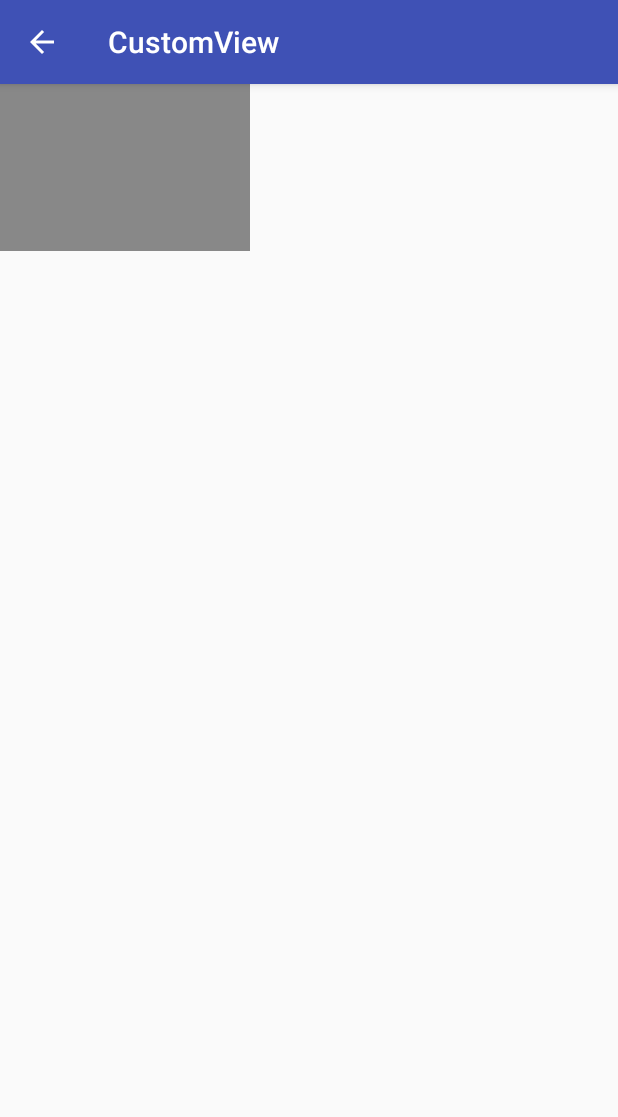
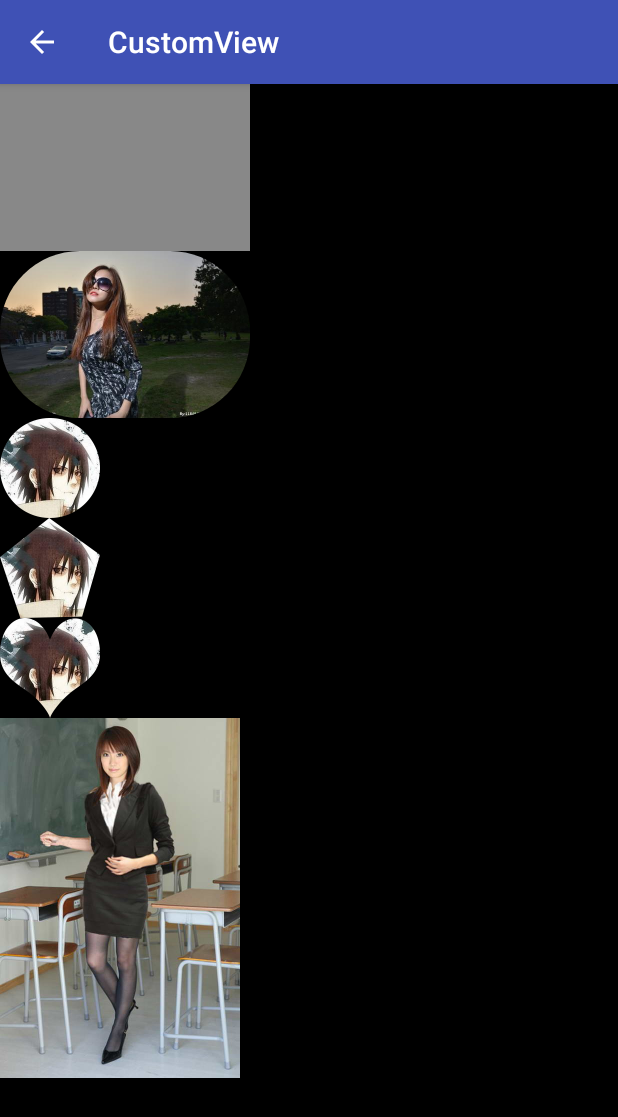
Before and after one commit to 2966325911/commonfunctionCollection, an Android app: the ScratchCardActivity screen opened directly, with no data from a screen before it, on a phone screen of 412 x 824 dp. Shown: the top 1117 px of the screen. Run offline under Robolectric (Android 15) with nearby library versions, the phone set to English and light mode, and no system bars; libraries missing offline, so code that uses them is left out: me.ele.uetool.

Commit message:
增加PorterDuffXfermode的头像效果

```diff
--- a/app/src/main/java/com/kangengine/customview/activity/ScratchCardActivity.java
+++ b/app/src/main/java/com/kangengine/customview/activity/ScratchCardActivity.java
@@ -4,12 +4,26 @@ import android.support.v7.app.AppCompatActivity;
 import android.os.Bundle;
 
 import com.cloudoc.share.yybpg.customview.R;
+import com.kangengine.customview.widget.CustomHeadView;
 
 public class ScratchCardActivity extends AppCompatActivity {
 
+    private CustomHeadView one,two,three;
     @Override
     protected void onCreate(Bundle savedInstanceState) {
         super.onCreate(savedInstanceState);
         setContentView(R.layout.activity_scratch_card);
+
+        initView();
+    }
+
+    private void initView() {
+        one = findViewById(R.id.one);
+        two = findViewById(R.id.two);
+        three = findViewById(R.id.three);
+
+        one.drawHeader(R.mipmap.head_s, R.mipmap.head_d);
+        two.drawHeader(R.mipmap.wbx, R.mipmap.head_d);
+        three.drawHeader(R.mipmap.love, R.mipmap.head_d);
     }
 }
--- /dev/null
+++ b/app/src/main/java/com/kangengine/customview/widget/CustomHeadView.java
@@ -0,0 +1,64 @@
+package com.kangengine.customview.widget;
+
+import android.content.Context;
+import android.graphics.Bitmap;
+import android.graphics.BitmapFactory;
+import android.graphics.Canvas;
+import android.graphics.Paint;
+import android.graphics.PorterDuff;
+import android.graphics.PorterDuffXfermode;
+import android.support.annotation.Nullable;
+import android.util.AttributeSet;
+import android.view.View;
+
+/**
+ * @author : Vic
+ * time   : 2018/08/30
+ * desc   :
+ */
+public class CustomHeadView extends View {
+
+    private Bitmap dBitmap;
+    private Bitmap sBitmap;
+    private Paint mPaint;
+
+    private PorterDuffXfermode xfermode;
+
+    public CustomHeadView(Context context) {
+        this(context,null);
+    }
+
+    public CustomHeadView(Context context, @Nullable AttributeSet attrs) {
+        super(context, attrs);
+        init();
+    }
+
+    private void init() {
+        mPaint = new Paint();
+        xfermode = new PorterDuffXfermode(PorterDuff.Mode.SRC_IN);
+    }
+
+    @Override
+    protected void onMeasure(int widthMeasureSpec, int heightMeasureSpec) {
+        super.onMeasure(widthMeasureSpec, heightMeasureSpec);
+        setMeasuredDimension(sBitmap.getWidth(),sBitmap.getHeight());
+    }
+
+    public void drawHeader(int src,int dst) {
+        sBitmap = BitmapFactory.decodeResource(getResources(),src,null);
+        dBitmap = BitmapFactory.decodeResource(getResources(),dst,null);
+        invalidate();
+    }
+
+    @Override
+    protected void onDraw(Canvas canvas) {
+        super.onDraw(canvas);
+        int layerId = canvas.saveLayer(0,0,getWidth(),getHeight(),null,Canvas.ALL_SAVE_FLAG);
+
+        canvas.drawBitmap(sBitmap,0,0,mPaint);
+        mPaint.setXfermode(xfermode);
+        canvas.drawBitmap(dBitmap,0,0,mPaint);
+        mPaint.setXfermode(null);
+        canvas.restoreToCount(layerId);
+    }
+}
--- a/app/src/main/java/com/kangengine/customview/widget/RoundImageView.java
+++ b/app/src/main/java/com/kangengine/customview/widget/RoundImageView.java
@@ -32,7 +32,11 @@ public class RoundImageView extends View {
     @RequiresApi(api = Build.VERSION_CODES.LOLLIPOP)
     public RoundImageView(Context context, @Nullable AttributeSet attrs) {
         super(context, attrs);
+        init();
+    }
 
+    private void init() {
+        mBitmap = BitmapFactory.decodeResource(getResources(), R.mipmap.bf);
     }
 
     @RequiresApi(api = Build.VERSION_CODES.LOLLIPOP)
@@ -47,7 +51,7 @@ public class RoundImageView extends View {
 
     @RequiresApi(api = Build.VERSION_CODES.LOLLIPOP)
     private Bitmap getmBitmap(){
-        mBitmap = BitmapFactory.decodeResource(getResources(), R.mipmap.bf);
+
         mOut = Bitmap.createBitmap(mBitmap.getWidth(),mBitmap.getHeight(),
                 Bitmap.Config.ARGB_8888);
         mPaint = new Paint();
@@ -57,9 +61,17 @@ public class RoundImageView extends View {
                 80,80,mPaint);
 
         mPaint.setXfermode(new PorterDuffXfermode(PorterDuff.Mode.SRC_IN));
+
         canvas.drawBitmap(mBitmap,0,0,mPaint);
         return mOut;
     }
 
 
+    @Override
+    protected void onMeasure(int widthMeasureSpec, int heightMeasureSpec) {
+        super.onMeasure(widthMeasureSpec, heightMeasureSpec);
+
+        setMeasuredDimension(mBitmap.getWidth(),mBitmap.getHeight());
+    }
+
 }
--- /dev/null
+++ b/app/src/main/java/com/kangengine/customview/widget/TearOffGirlsClotheView.java
@@ -0,0 +1,105 @@
+package com.kangengine.customview.widget;
+
+import android.content.Context;
+import android.graphics.Bitmap;
+import android.graphics.BitmapFactory;
+import android.graphics.Canvas;
+import android.graphics.Paint;
+import android.graphics.Path;
+import android.graphics.PorterDuff;
+import android.graphics.PorterDuffXfermode;
+import android.support.annotation.Nullable;
+import android.util.AttributeSet;
+import android.view.MotionEvent;
+import android.view.View;
+
+import com.cloudoc.share.yybpg.customview.R;
+
+/**
+ * @author : Vic
+ * time   : 2018/08/30
+ * desc   : 类似于刮刮乐效果
+ */
+public class TearOffGirlsClotheView extends View implements View.OnTouchListener {
+
+    private Bitmap sBitmap;
+    private Bitmap dBitmap;
+
+    private Paint mPaint;
+    private Bitmap bitmap;
+    private PorterDuffXfermode xfermode;
+
+    private Path mPath = new Path();
+    private float startX;
+    private float startY;
+
+    private Canvas bitCanvas;
+
+    public TearOffGirlsClotheView(Context context) {
+        this(context,null);
+    }
+
+    public TearOffGirlsClotheView(Context context, @Nullable AttributeSet attrs) {
+        super(context, attrs);
+        init();
+    }
+
+    private void init() {
+        setLayerType(View.LAYER_TYPE_SOFTWARE,null);
+        mPaint = new Paint();
+        mPaint.setStyle(Paint.Style.STROKE);
+        mPaint.setStrokeWidth(45);
+
+        sBitmap = BitmapFactory.decodeResource(getResources(), R.mipmap.a914);
+        bitmap = BitmapFactory.decodeResource(getResources(),R.mipmap.b914);
+        dBitmap = Bitmap.createBitmap(sBitmap.getWidth(),sBitmap.getHeight(),Bitmap.Config.ARGB_8888);
+        bitCanvas = new Canvas(dBitmap);
+        xfermode = new PorterDuffXfermode(PorterDuff.Mode.SRC_OUT);
+
+        setOnTouchListener(this);
+    }
+
+    @Override
+    protected void onMeasure(int widthMeasureSpec, int heightMeasureSpec) {
+        super.onMeasure(widthMeasureSpec, heightMeasureSpec);
+        setMeasuredDimension(sBitmap.getWidth(),sBitmap.getHeight());
+    }
+
+    @Override
+    protected void onDraw(Canvas canvas) {
+        super.onDraw(canvas);
+        canvas.drawBitmap(bitmap,0,0,mPaint);
+        int layerId = canvas.saveLayer(0,0,getWidth(),getHeight(),null,Canvas.ALL_SAVE_FLAG);
+
+        bitCanvas.drawPath(mPath,mPaint);
+        canvas.drawBitmap(dBitmap,0,0,mPaint);
+        mPaint.setXfermode(xfermode);
+        canvas.drawBitmap(sBitmap,0,0,mPaint);
+        mPaint.setXfermode(null);
+
+        canvas.restoreToCount(layerId);
+    }
+
+    @Override
+    public boolean onTouch(View v, MotionEvent event) {
+        switch (event.getAction()) {
+            case MotionEvent.ACTION_DOWN:
+                startX = event.getX();
+                startY = event.getY();
+                mPath.moveTo(startX,startY);
+                break;
+            case MotionEvent.ACTION_MOVE:
+                float endX = event.getX();
+                float endY = event.getY();
+
+                mPath.quadTo(startX,startY,endX,endY);
+                startX = event.getX();
+                startY = event.getY();
+                break;
+                default:
+                    break;
+        }
+        postInvalidate();
+        return true;
+    }
+}
--- a/app/src/main/java/com/kangengine/customview/widget/XfermodeView.java
+++ b/app/src/main/java/com/kangengine/customview/widget/XfermodeView.java
@@ -35,6 +35,13 @@ public class XfermodeView extends View {
     public XfermodeView(Context context, @Nullable AttributeSet attrs) {
         super(context, attrs);
         init();
+    }
+
+    @Override
+    protected void onMeasure(int widthMeasureSpec, int heightMeasureSpec) {
+        super.onMeasure(widthMeasureSpec, heightMeasureSpec);
+
+        setMeasuredDimension(mBgBitmap.getWidth(),mBgBitmap.getHeight());
     }
 
     private void init() {
--- a/app/src/main/res/layout/activity_scratch_card.xml
+++ b/app/src/main/res/layout/activity_scratch_card.xml
@@ -4,16 +4,46 @@
     xmlns:tools="http://schemas.android.com/tools"
     android:layout_width="match_parent"
     android:layout_height="match_parent"
+    android:background="#000000"
     android:orientation="vertical"
    >
 
+    <ScrollView
+        android:layout_width="match_parent"
+        android:layout_height="match_parent">
+        <LinearLayout
+            android:layout_width="match_parent"
+            android:layout_height="match_parent"
+            android:orientation="vertical"
+            >
+            <com.kangengine.customview.widget.XfermodeView
+                android:layout_width="match_parent"
+                android:layout_height="wrap_content" />
 
-    <com.kangengine.customview.widget.XfermodeView
-        android:layout_width="match_parent"
-        android:layout_height="wrap_content" />
+            <com.kangengine.customview.widget.RoundImageView
+                android:layout_width="match_parent"
+                android:layout_height="wrap_content" />
+            <com.kangengine.customview.widget.CustomHeadView
+                android:id="@+id/one"
+                android:layout_width="wrap_content"
+                android:layout_height="wrap_content" />
+            <com.kangengine.customview.widget.CustomHeadView
+                android:id="@+id/two"
+                android:layout_width="wrap_content"
+                android:layout_height="wrap_content" />
+            <com.kangengine.customview.widget.CustomHeadView
+                android:id="@+id/three"
+                android:layout_width="wrap_content"
+                android:layout_height="wrap_content" />
 
-    <com.kangengine.customview.widget.RoundImageView
-        android:layout_width="match_parent"
-        android:layout_height="wrap_content" />
+            <com.kangengine.customview.widget.TearOffGirlsClotheView
+                android:layout_width="wrap_content"
+                android:layout_height="wrap_content" />
+        </LinearLayout>
+
+    </ScrollView>
+
+
+
 
 </LinearLayout>
```
Also changed, not shown: app/src/main/res/mipmap-xxhdpi/a914.png (added), app/src/main/res/mipmap-xxhdpi/b914.png (added), app/src/main/res/mipmap-xxhdpi/head_d.jpg (added), app/src/main/res/mipmap-xxhdpi/head_s.png (added), app/src/main/res/mipmap-xxhdpi/love.png (added), app/src/main/res/mipmap-xxhdpi/one.png (added), app/src/main/res/mipmap-xxhdpi/two.png (added), app/src/main/res/mipmap-xxhdpi/wbx.png (added).
